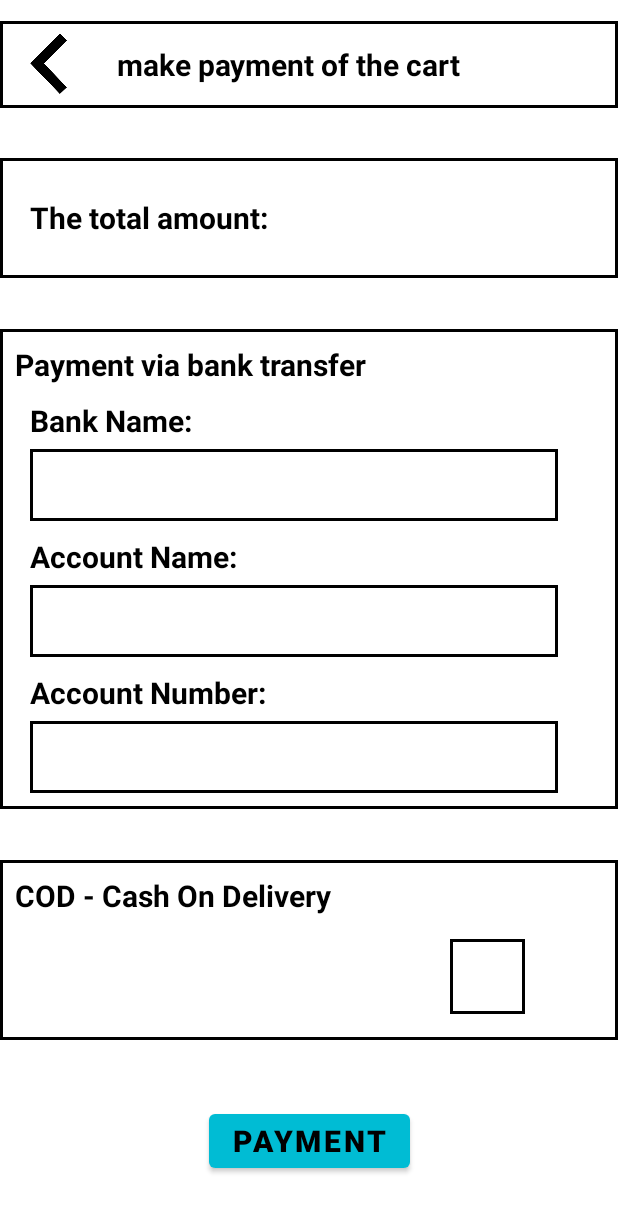
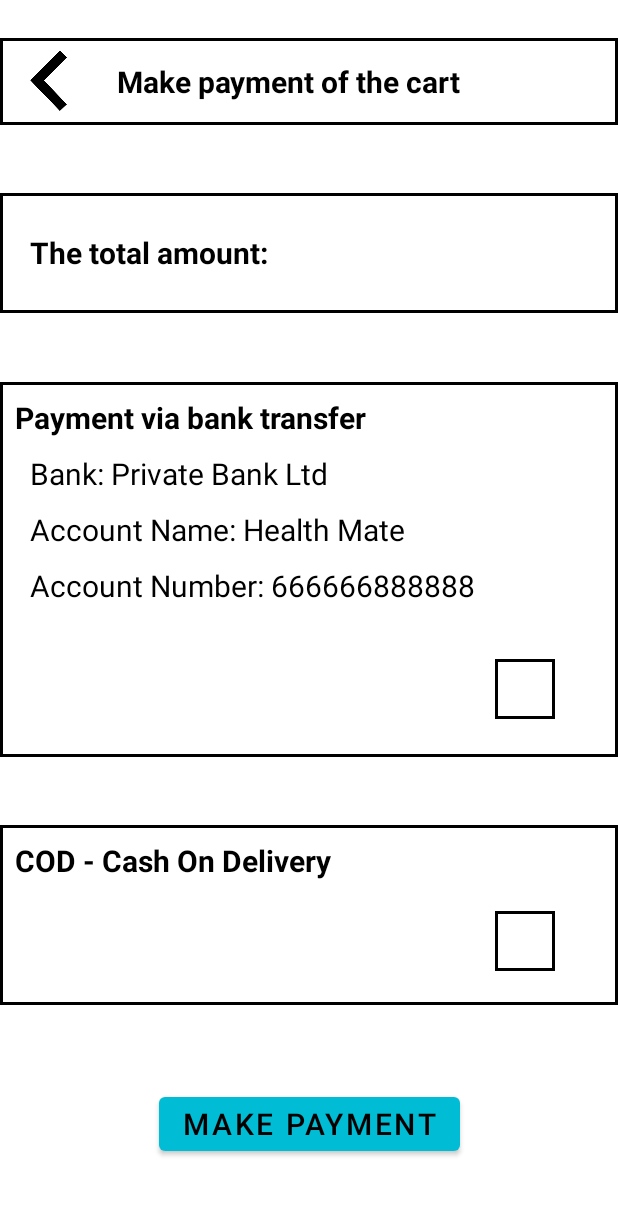
Before and after one commit to ak307/Med_Express, an Android app: the PaymentActivity screen opened directly, with no data from a screen before it, on a phone screen of 412 x 824 dp. Shown: the top 1212 px of the screen. Run offline under Robolectric (Android 15) with nearby library versions, the light colour scheme and no system bars.

Commit message:
Small changes

```diff
--- a/app/src/main/java/com/group/medexpress/PaymentActivity.java
+++ b/app/src/main/java/com/group/medexpress/PaymentActivity.java
@@ -27,7 +27,8 @@ public class PaymentActivity extends AppCompatActivity {
         totalAmountText = (TextView) findViewById(R.id.totalAmountText);
         totalAmountText.setText(getTotalCost());
 
-
+        setPaymentBackBtn();
+        setPaymentBtn();
     }
 
     private String getTotalCost(){
@@ -39,7 +40,7 @@ public class PaymentActivity extends AppCompatActivity {
         paymentBackBtn.setOnClickListener(new View.OnClickListener() {
             @Override
             public void onClick(View view) {
-                Intent intent = new Intent(PaymentActivity.this, shopCartActivity.class);
+                onBackPressed();
             }
         });
     }
--- a/app/src/main/res/layout/activity_detailed_product.xml
+++ b/app/src/main/res/layout/activity_detailed_product.xml
@@ -205,7 +205,7 @@
                 android:padding="12dp" />
 
             <Button
-                android:id="@+id/button"
+                android:id="@+id/btnSubmit"
                 android:layout_width="wrap_content"
                 android:layout_height="wrap_content"
                 android:layout_weight="1"
--- a/app/src/main/res/layout/activity_payment.xml
+++ b/app/src/main/res/layout/activity_payment.xml
@@ -33,7 +33,7 @@
             android:layout_gravity="center"
             android:layout_marginLeft="20dp"
             android:layout_weight="0.8"
-            android:text="make payment of the cart"
+            android:text="Make payment of the cart"
             android:textColor="@color/black"
             android:textSize="20sp"
             android:textStyle="bold"
@@ -54,7 +54,7 @@
         app:layout_constraintTop_toBottomOf="@+id/linearLayout3">
 
         <TextView
-            android:layout_width="wrap_content"
+            android:layout_width="220dp"
             android:layout_height="wrap_content"
             android:layout_gravity="center"
             android:layout_marginLeft="20dp"
@@ -66,7 +66,7 @@
 
         <TextView
             android:id="@+id/totalAmountText"
-            android:layout_width="210dp"
+            android:layout_width="160dp"
             android:layout_height="wrap_content"
             android:layout_gravity="center"
             android:layout_marginLeft="5dp"
@@ -80,7 +80,7 @@
     <LinearLayout
         android:id="@+id/linearLayout5"
         android:layout_width="match_parent"
-        android:layout_height="320dp"
+        android:layout_height="250dp"
         android:layout_marginTop="10dp"
         android:layout_marginBottom="10dp"
         android:background="@drawable/layout_frame"
@@ -105,63 +105,35 @@
             android:layout_height="wrap_content"
             android:layout_marginLeft="20dp"
             android:layout_marginTop="10dp"
-            android:text="Bank Name:"
+            android:text="Bank: Private Bank Ltd"
             android:textColor="@color/black"
-            android:textSize="20sp"
-            android:textStyle="bold" />
-
-        <EditText
-            android:id="@+id/bankEditText"
-            android:layout_width="match_parent"
-            android:layout_height="wrap_content"
-            android:layout_marginLeft="20dp"
-            android:layout_marginTop="5dp"
-            android:layout_marginRight="40dp"
-            android:background="@drawable/layout_frame"
-            android:minHeight="48dp"
-            tools:ignore="SpeakableTextPresentCheck" />
+            android:textSize="20sp" />
 
         <TextView
             android:layout_width="match_parent"
             android:layout_height="wrap_content"
             android:layout_marginLeft="20dp"
             android:layout_marginTop="10dp"
-            android:text="Account Name:"
+            android:text="Account Name: Health Mate"
             android:textColor="@color/black"
-            android:textSize="20sp"
-            android:textStyle="bold" />
-
-        <EditText
-            android:id="@+id/accountEditText"
-            android:layout_width="match_parent"
-            android:layout_height="wrap_content"
-            android:layout_marginLeft="20dp"
-            android:layout_marginTop="5dp"
-            android:layout_marginRight="40dp"
-            android:background="@drawable/layout_frame"
-            android:minHeight="48dp"
-            tools:ignore="SpeakableTextPresentCheck" />
+            android:textSize="20sp" />
 
         <TextView
             android:layout_width="match_parent"
             android:layout_height="wrap_content"
             android:layout_marginLeft="20dp"
             android:layout_marginTop="10dp"
-            android:text="Account Number:"
+            android:text="Account Number: 666666888888"
             android:textColor="@color/black"
-            android:textSize="20sp"
-            android:textStyle="bold" />
+            android:textSize="20sp" />
 
-        <EditText
-            android:id="@+id/numberEditText"
-            android:layout_width="match_parent"
-            android:layout_height="wrap_content"
-            android:layout_marginLeft="20dp"
-            android:layout_marginTop="5dp"
-            android:layout_marginRight="40dp"
+        <ImageButton
+            android:layout_width="40dp"
+            android:layout_height="40dp"
+            android:layout_marginLeft="330dp"
+            android:layout_marginTop="35dp"
             android:background="@drawable/layout_frame"
-            android:minHeight="48dp"
-            tools:ignore="SpeakableTextPresentCheck,TouchTargetSizeCheck" />
+            tools:ignore="SpeakableTextPresentCheck" />
 
     </LinearLayout>
 
@@ -189,12 +161,13 @@
             android:textStyle="bold" />
 
         <ImageButton
-            android:layout_width="50dp"
-            android:layout_height="50dp"
-            android:layout_marginLeft="300dp"
-            android:layout_marginTop="15dp"
+            android:layout_width="40dp"
+            android:layout_height="40dp"
+            android:layout_marginLeft="330dp"
+            android:layout_marginTop="20dp"
             android:background="@drawable/layout_frame"
             tools:ignore="SpeakableTextPresentCheck" />
+
     </LinearLayout>
 
     <Button
@@ -203,10 +176,9 @@
         android:layout_height="wrap_content"
         android:layout_marginTop="20dp"
         android:layout_marginBottom="25dp"
-        android:text="Payment"
+        android:text="Make payment"
         android:textColor="@color/black"
         android:textSize="20sp"
-        android:textStyle="bold"
         app:layout_constraintBottom_toBottomOf="parent"
         app:layout_constraintEnd_toEndOf="parent"
         app:layout_constraintStart_toStartOf="parent"
```
Also changed, not shown: app/src/main/java/com/group/medexpress/DetailedProductActivity.java (+15 -0 lines), app/src/main/res/layout/activity_track_order_delivery.xml (+5 -10 lines), app/src/main/res/layout/activity_view_purchased_history.xml (+15 -30 lines).
